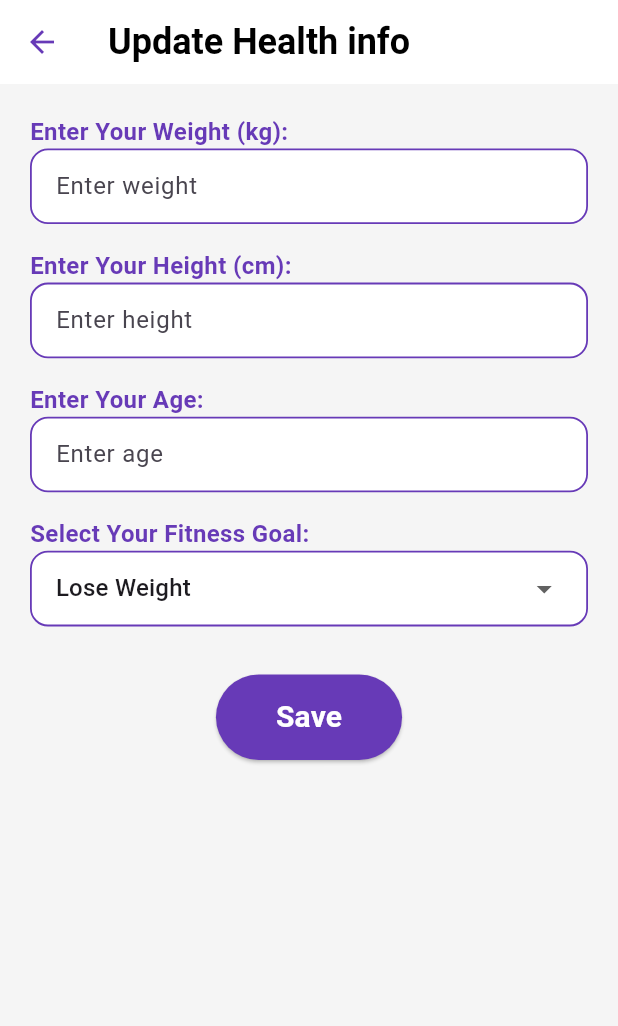
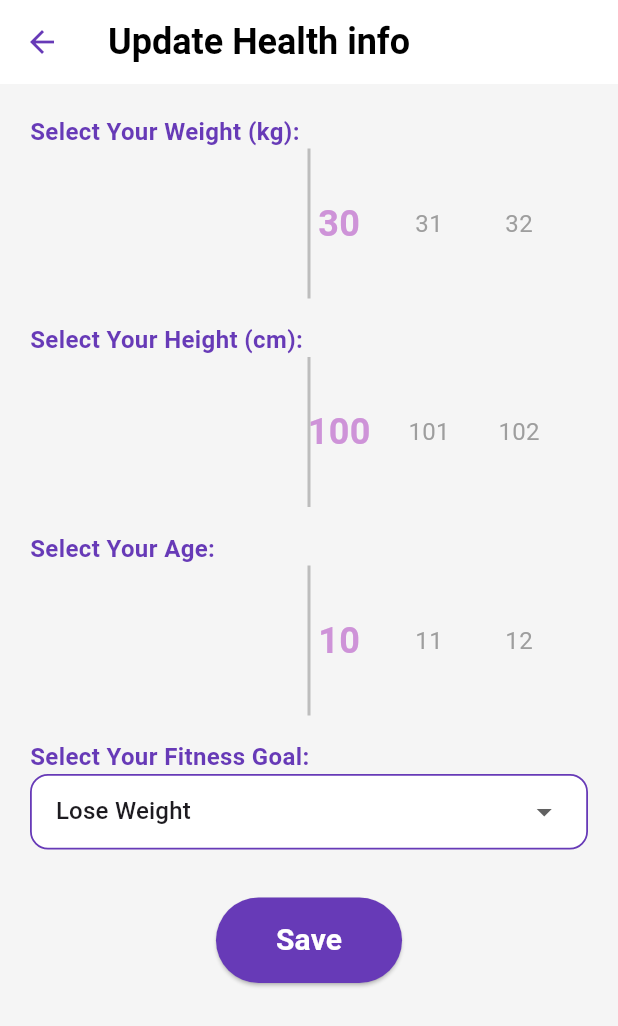
Before and after one commit to najem2002573/app_final, a Flutter app: the Updatedata screen opened directly, on a phone screen of 412 x 824 dp. Shown: the top 1026 px of the screen. Run offline on Flutter 3.47's test engine with Material 3 defaults, Android fonts, the phone set to English and light mode, and no system bars; our stand-ins replace cloud_firestore, firebase_auth, firebase_core, firebase_remote_config, fl_chart, font_awesome_flutter and 8 more; missing offline and left inert: dart:ffi; accounts and stored records are empty.

Commit message:
fixed live load in workouts and changed the update data to scrollables

```diff
--- a/lib/pages/updateData.dart
+++ b/lib/pages/updateData.dart
@@ -11,9 +11,10 @@ class Updatedata extends StatefulWidget {
 class _UpdatedataState extends State<Updatedata> {
   BackendManager manager = BackendManager();
 
-  final TextEditingController weightController = TextEditingController();
-  final TextEditingController heightController = TextEditingController();
-  final TextEditingController ageController = TextEditingController();
+  final ScrollController weightScrollController = ScrollController();
+  final ScrollController heightScrollController = ScrollController();
+  final ScrollController ageScrollController = ScrollController();
+
 
   final List<String> fitnessGoals = [
     "Lose Weight",
@@ -23,33 +24,110 @@ class _UpdatedataState extends State<Updatedata> {
 
   String selectedGoal = "Lose Weight";
 
+  final double itemWidth = 60.0;
+  int selectedWeight = 70;
+  int selectedHeight = 170;
+  int selectedAge = 25;
+  final int weightMin = 30;
+  final int weightMax = 150;
+  final int heightMin = 100;
+  final int heightMax = 220;
+  final int ageMin = 10;
+  final int ageMax = 100;
+
+
+@override
+void initState() {
+  super.initState();
+
+  // Load saved values
+  selectedWeight = manager.WEIGHT.toInt();
+  selectedHeight = manager.HEIGHT.toInt();
+  selectedAge = manager.age;
+
+  // Add listeners
+  weightScrollController.addListener(() {
+    int selected = (weightMin + (weightScrollController.offset / itemWidth).round())
+        .clamp(weightMin, weightMax);
+    if (selected != selectedWeight) {
+      setState(() => selectedWeight = selected);
+    }
+  });
+
+  heightScrollController.addListener(() {
+    int selected = (heightMin + (heightScrollController.offset / itemWidth).round())
+        .clamp(heightMin, heightMax);
+    if (selected != selectedHeight) {
+      setState(() => selectedHeight = selected);
+    }
+  });
+
+  ageScrollController.addListener(() {
+    int selected = (ageMin + (ageScrollController.offset / itemWidth).round())
+        .clamp(ageMin, ageMax);
+    if (selected != selectedAge) {
+      setState(() => selectedAge = selected);
+    }
+  });
+
+  // Delay scroll jump until layout is ready
+  WidgetsBinding.instance.addPostFrameCallback((_) {
+    weightScrollController.jumpTo((selectedWeight - weightMin) * itemWidth);
+    heightScrollController.jumpTo((selectedHeight - heightMin) * itemWidth);
+    ageScrollController.jumpTo((selectedAge - ageMin) * itemWidth);
+  });
+}
+
+
+
   @override
   Widget build(BuildContext context) {
+
     return Scaffold(
       backgroundColor: Colors.grey.shade100,
       appBar: AppBar(
         backgroundColor: Colors.white,
         elevation: 0,
         leading: BackButton(color: Colors.deepPurple),
-          title: Text("Update Health info", style: TextStyle(color: Colors.black, fontWeight: FontWeight.bold, fontSize: 24)),
-
-
+        title: Text(
+          "Update Health info",
+          style: TextStyle(
+              color: Colors.black, fontWeight: FontWeight.bold, fontSize: 24),
+        ),
       ),
       body: SingleChildScrollView(
         padding: const EdgeInsets.all(20.0),
         child: Column(
           crossAxisAlignment: CrossAxisAlignment.start,
           children: [
-            _buildLabel("Enter Your Weight (kg):"),
-            _buildStyledInput(weightController, "Enter weight"),
+            _buildLabel("Select Your Weight (kg):"),
+            _buildHorizontalPicker(
+              controller: weightScrollController,
+              min: 30,
+              max: 150,
+              value: selectedWeight,
+
+            ),
             SizedBox(height: 16),
 
-            _buildLabel("Enter Your Height (cm):"),
-            _buildStyledInput(heightController, "Enter height"),
+            _buildLabel("Select Your Height (cm):"),
+            _buildHorizontalPicker(
+              controller: heightScrollController,
+              min: 100,
+              max: 220,
+              value: selectedHeight,
+
+            ),
             SizedBox(height: 16),
 
-            _buildLabel("Enter Your Age:"),
-            _buildStyledInput(ageController, "Enter age"),
+            _buildLabel("Select Your Age:"),
+            _buildHorizontalPicker(
+              controller: ageScrollController,
+              min: 10,
+              max: 100,
+              value: selectedAge,
+
+            ),
             SizedBox(height: 16),
 
             _buildLabel("Select Your Fitness Goal:"),
@@ -69,7 +147,8 @@ class _UpdatedataState extends State<Updatedata> {
                     selectedGoal = newValue!;
                   });
                 },
-                items: fitnessGoals.map<DropdownMenuItem<String>>((String goal) {
+                items: fitnessGoals
+                    .map<DropdownMenuItem<String>>((String goal) {
                   return DropdownMenuItem<String>(
                     value: goal,
                     child: Text(goal),
@@ -82,25 +161,19 @@ class _UpdatedataState extends State<Updatedata> {
             Center(
               child: ElevatedButton(
                 onPressed: () {
-                  String weight = weightController.text;
-                  String height = heightController.text;
-                  String age = ageController.text;
+                  manager.getPrediction();
+                  print(
+                      "the last Saved Data - Weight: $selectedWeight, Height: $selectedHeight, Age: $selectedAge, Goal: $selectedGoal");
 
-                  manager.getPrediction();
-                  print("Saved Data - Weight: $weight, Height: $height, Age: $age, Goal: $selectedGoal");
-
-                  if (weight.isNotEmpty && height.isNotEmpty && age.isNotEmpty) {
-                    manager.setHeight(double.parse(height));
-                    manager.setWeight(double.parse(weight));
-                    manager.setAge(int.parse(age));
+                  manager.setHeight(selectedHeight.toDouble());
+                  manager.setWeight(selectedWeight.toDouble());
+                  manager.setAge(selectedAge);
                   manager.setGoal(selectedGoal);
                   manager.createLocalUserData();
                   manager.uploadUserDataToFirebase();
-                    _showSuccessUpdatSnackBar("Updated Data Successfully!.", Colors.green);
+                  _showSuccessUpdatSnackBar(
+                      "Updated Data Successfully!.", Colors.green);
                   Navigator.pop(context);
-                  } else {
-                    _showSuccessUpdatSnackBar("Failed to update", Colors.red);
-                  }
                 },
                 style: ElevatedButton.styleFrom(
                   padding: EdgeInsets.symmetric(horizontal: 40, vertical: 14),
@@ -110,7 +183,10 @@ class _UpdatedataState extends State<Updatedata> {
                 ),
                 child: Text(
                   "Save",
-                  style: TextStyle(fontSize: 20, fontWeight: FontWeight.bold, color: Colors.white),
+                  style: TextStyle(
+                      fontSize: 20,
+                      fontWeight: FontWeight.bold,
+                      color: Colors.white),
                 ),
               ),
             ),
@@ -131,21 +207,52 @@ class _UpdatedataState extends State<Updatedata> {
     );
   }
 
-  Widget _buildStyledInput(TextEditingController controller, String hintText) {
+Widget _buildHorizontalPicker({
+  required ScrollController controller,
+  required int min,
+  required int max,
+  required int value,
+}) {
+  return SizedBox(
+    height: 100,
+    child: Stack(
+      alignment: Alignment.center,
+      children: [
+        ListView.builder(
+          controller: controller,
+          scrollDirection: Axis.horizontal,
+          itemCount: max - min + 1,
+          padding: EdgeInsets.symmetric(
+            horizontal: MediaQuery.of(context).size.width / 2 - itemWidth / 2,
+          ),
+          itemBuilder: (context, index) {
+            int val = min + index;
+            bool isSelected = val == value;
             return Container(
-      decoration: BoxDecoration(
-        color: Colors.white,
-        borderRadius: BorderRadius.circular(12),
-        border: Border.all(color: Colors.deepPurple, width: 1.2),
+              width: itemWidth,
+              alignment: Alignment.center,
+              child: Text(
+                "$val",
+                style: TextStyle(
+                  fontSize: isSelected ? 24 : 16,
+                  color: isSelected ? Colors.purple.shade200 : Colors.grey,
+                  fontWeight:
+                      isSelected ? FontWeight.bold : FontWeight.normal,
                 ),
-      child: TextField(
-        controller: controller,
-        keyboardType: TextInputType.number,
-        decoration: InputDecoration(
-          contentPadding: EdgeInsets.symmetric(horizontal: 16, vertical: 12),
-          hintText: hintText,
-          border: InputBorder.none,
               ),
+            );
+          },
+        ),
+        Positioned(
+          top: 0,
+          bottom: 0,
+          child: Container(
+            width: 2,
+            height: 50,
+            color: Colors.grey.shade400,
+          ),
+        ),
+      ],
     ),
   );
 }
```
Lines whose indentation alone changed are shown as unchanged.
